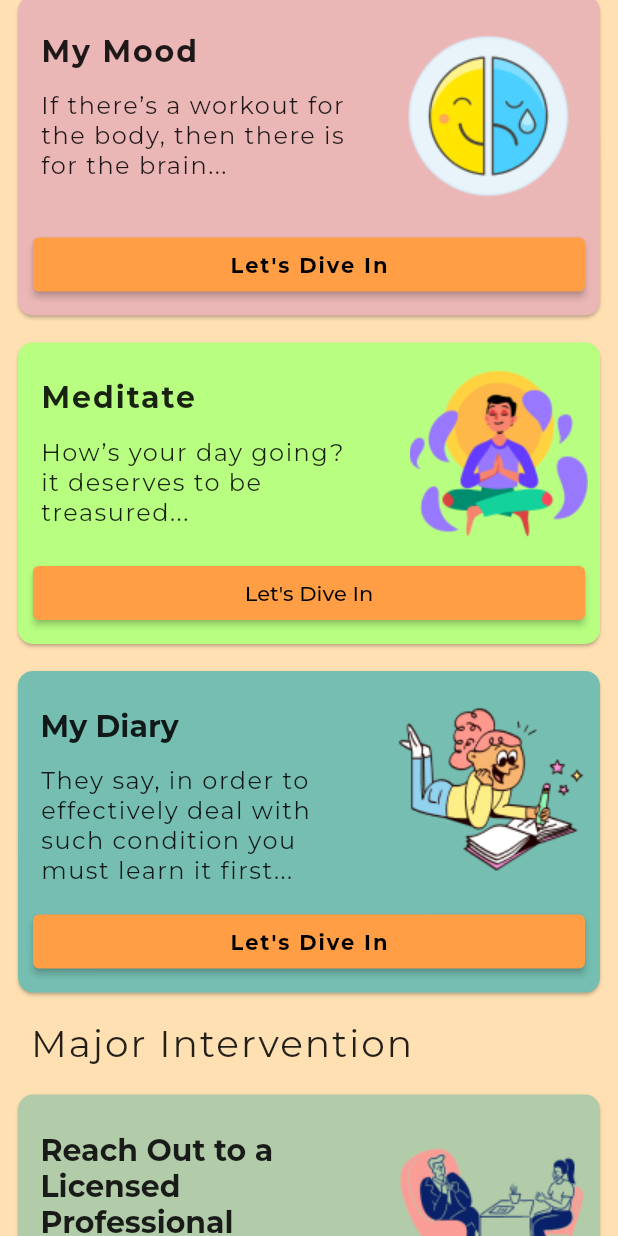
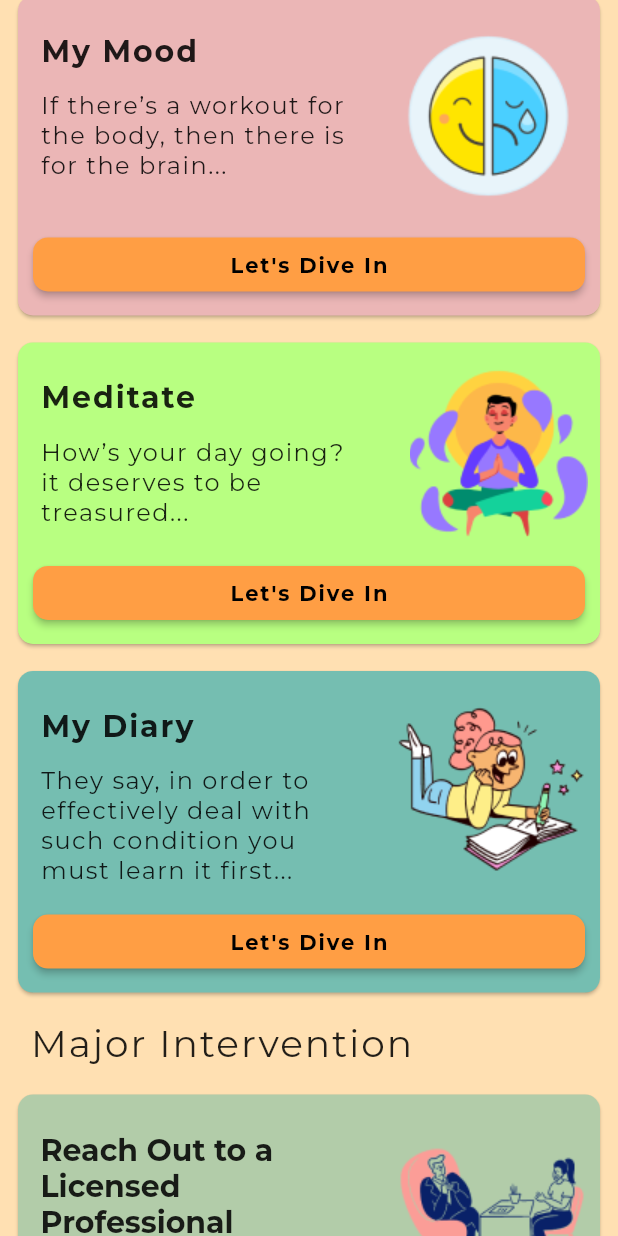
Before and after one commit to peanu77/umatter, a Flutter app: the HomePage screen opened directly, scrolled down 576 dp, on a phone screen of 412 x 824 dp. Run offline on Flutter 3.47's test engine with Material 2 defaults, Android fonts, the phone set to English and light mode, and no system bars; our stand-ins replace cloud_firestore, firebase_auth, firebase_core, flutter_svg, get, google_fonts and 3 more; missing offline and left inert: flutterfire_ui; accounts and stored records are empty.

Commit message:
refactoring code

```diff
--- /dev/null
+++ b/lib/controllers/home_page_controller/constant.dart
@@ -0,0 +1,23 @@
+import 'package:flutter/material.dart';
+import 'package:umatter/models/contants/constants.dart';
+
+const kHomeCardPadding = EdgeInsets.symmetric(horizontal: 8.0, vertical: 5.0);
+const kHomeCardStyle =
+    TextStyle(fontWeight: FontWeight.bold, letterSpacing: 1.3);
+const kHomeTitleStyle =
+    TextStyle(letterSpacing: 1.3, fontSize: 20.0, fontWeight: FontWeight.bold);
+
+const kCardDiscover = Color(0xffFF8181);
+const kCardMyMood = Color(0xffEBB6B6);
+const kCardMeditate = Color(0xffB8FF81);
+const kCardMyDiary = Color(0xff75BEB1);
+const kCardCounsellor = Color(0xffb2cca9);
+
+final kHomeButton = ElevatedButton.styleFrom(
+  shape: RoundedRectangleBorder(
+    borderRadius: BorderRadius.circular(10.0),
+  ),
+  // primary: const Color(0xffFF9E44),
+  primary: kBtnPrimary,
+  onPrimary: Colors.black,
+);
--- a/lib/main.dart
+++ b/lib/main.dart
@@ -44,6 +44,11 @@ class MyApp extends StatelessWidget {
             ),
             backgroundColor: MaterialStateProperty.all<Color>(Colors.blue),
             foregroundColor: MaterialStateProperty.all<Color>(Colors.white),
+            shape: MaterialStateProperty.all(
+              RoundedRectangleBorder(
+                borderRadius: BorderRadius.circular(15.0),
+              ),
+            ),
           ),
         ),
 
--- a/lib/models/contants/constants.dart
+++ b/lib/models/contants/constants.dart
@@ -7,13 +7,10 @@ final kElevatedbtnprimary = ElevatedButton.styleFrom(
 
 const kBtnPrimary = Color(0xffFF9E44);
 
-const kCardDiscover = Color(0xffFF8181);
-const kCardMyMood = Color(0xffEBB6B6);
-const kCardMeditate = Color(0xffB8FF81);
-const kCardMyDiary = Color(0xff75BEB1);
-const kCardCounsellor = Color(0xffb2cca9);
-
-const kTitle =
-    TextStyle(fontSize: 18.0, letterSpacing: 1.0, fontWeight: FontWeight.bold);
+const kTitle = TextStyle(
+  fontSize: 18.0,
+  letterSpacing: 1.0,
+  fontWeight: FontWeight.bold,
+);
 const kDesc = TextStyle(fontSize: 14.0, letterSpacing: 1.0);
 const kBtnFnt = TextStyle(fontWeight: FontWeight.bold, letterSpacing: 1.3);
--- a/lib/views/home_page/home_page.dart
+++ b/lib/views/home_page/home_page.dart
@@ -1,5 +1,6 @@
 import 'package:flutter/material.dart';
 import 'package:get/get.dart';
+import 'package:umatter/controllers/home_page_controller/constant.dart';
 import 'package:umatter/models/contants/constants.dart';
 import 'package:umatter/controllers/home_page_controller/home_page_controller.dart';
 
@@ -101,10 +102,7 @@ class HomePage extends StatelessWidget {
   _buildDiscover(Size _size) => Column(
         children: [
           Padding(
-            padding: const EdgeInsets.symmetric(
-              horizontal: 8.0,
-              vertical: 5.0,
-            ),
+            padding: kHomeCardPadding,
             child: Card(
               color: kCardDiscover,
               shape: RoundedRectangleBorder(
@@ -129,11 +127,7 @@ class HomePage extends StatelessWidget {
                               padding: const EdgeInsets.only(top: 10.0),
                               child: const Text(
                                 "Discover",
-                                style: TextStyle(
-                                  letterSpacing: 1.3,
-                                  fontSize: 20.0,
-                                  fontWeight: FontWeight.bold,
-                                ),
+                                style: kHomeTitleStyle,
                               ),
                             ),
                             const SizedBox(
@@ -141,9 +135,9 @@ class HomePage extends StatelessWidget {
                             ),
                             SizedBox(
                               width: _size.width * 0.5,
-                              child: Text(
+                              child: const Text(
                                 discoverDescript,
-                                style: const TextStyle(
+                                style: TextStyle(
                                     fontSize: 16.0, letterSpacing: 1.0),
                               ),
                             ),
@@ -159,14 +153,11 @@ class HomePage extends StatelessWidget {
                     padding: const EdgeInsets.all(10.0),
                     width: double.infinity,
                     child: ElevatedButton(
-                      style: kElevatedbtnprimary,
+                      style: kHomeButton,
                       onPressed: () => Get.toNamed('/discover'),
                       child: const Text(
                         'Let\'s Dive In',
-                        style: TextStyle(
-                          fontWeight: FontWeight.bold,
-                          letterSpacing: 1.3,
-                        ),
+                        style: kHomeCardStyle,
                       ),
                     ),
                   )
@@ -180,10 +171,7 @@ class HomePage extends StatelessWidget {
   _buildMyMood(Size _size) => Column(
         children: [
           Padding(
-            padding: const EdgeInsets.symmetric(
-              horizontal: 8.0,
-              vertical: 5.0,
-            ),
+            padding: kHomeCardPadding,
             child: Card(
               color: kCardMyMood,
               shape: RoundedRectangleBorder(
@@ -208,11 +196,7 @@ class HomePage extends StatelessWidget {
                               padding: const EdgeInsets.only(top: 10.0),
                               child: const Text(
                                 "My Mood",
-                                style: TextStyle(
-                                  fontSize: 20.0,
-                                  letterSpacing: 1.3,
-                                  fontWeight: FontWeight.bold,
-                                ),
+                                style: kHomeTitleStyle,
                               ),
                             ),
                             const SizedBox(
@@ -238,14 +222,11 @@ class HomePage extends StatelessWidget {
                     padding: const EdgeInsets.all(10.0),
                     width: double.infinity,
                     child: ElevatedButton(
-                      style: kElevatedbtnprimary,
+                      style: kHomeButton,
                       onPressed: () => Get.toNamed('/my_mood'),
                       child: const Text(
                         'Let\'s Dive In',
-                        style: TextStyle(
-                          fontWeight: FontWeight.bold,
-                          letterSpacing: 1.3,
-                        ),
+                        style: kHomeCardStyle,
                       ),
                     ),
                   )
@@ -259,14 +240,12 @@ class HomePage extends StatelessWidget {
   _buildMeditate(Size _size) => Column(
         children: [
           Padding(
-            padding: const EdgeInsets.symmetric(
-              horizontal: 8.0,
-              vertical: 5.0,
-            ),
+            padding: kHomeCardPadding,
             child: Card(
               color: kCardMeditate,
               shape: RoundedRectangleBorder(
-                  borderRadius: BorderRadius.circular(10.0)),
+                borderRadius: BorderRadius.circular(10.0),
+              ),
               child: Column(
                 children: [
                   Padding(
@@ -286,10 +265,7 @@ class HomePage extends StatelessWidget {
                               padding: const EdgeInsets.only(top: 10.0),
                               child: const Text(
                                 "Meditate",
-                                style: TextStyle(
-                                    fontSize: 20.0,
-                                    fontWeight: FontWeight.bold,
-                                    letterSpacing: 1.3),
+                                style: kHomeTitleStyle,
                               ),
                             ),
                             const SizedBox(
@@ -297,9 +273,9 @@ class HomePage extends StatelessWidget {
                             ),
                             SizedBox(
                               width: _size.width * 0.5,
-                              child: Text(
+                              child: const Text(
                                 myMeditateDescript,
-                                style: const TextStyle(
+                                style: TextStyle(
                                   fontSize: 16.0,
                                   letterSpacing: 1.0,
                                 ),
@@ -317,9 +293,12 @@ class HomePage extends StatelessWidget {
                     padding: const EdgeInsets.all(10.0),
                     width: double.infinity,
                     child: ElevatedButton(
-                      style: kElevatedbtnprimary,
+                      style: kHomeButton,
                       onPressed: () => Get.toNamed('/meditate'),
-                      child: const Text('Let\'s Dive In'),
+                      child: const Text(
+                        'Let\'s Dive In',
+                        style: kHomeCardStyle,
+                      ),
                     ),
                   )
                 ],
@@ -332,10 +311,7 @@ class HomePage extends StatelessWidget {
   _buildMyDiary(Size _size) => Column(
         children: [
           Padding(
-            padding: const EdgeInsets.symmetric(
-              horizontal: 8.0,
-              vertical: 5.0,
-            ),
+            padding: kHomeCardPadding,
             child: Card(
               color: kCardMyDiary,
               shape: RoundedRectangleBorder(
@@ -359,10 +335,7 @@ class HomePage extends StatelessWidget {
                               padding: const EdgeInsets.only(top: 10.0),
                               child: const Text(
                                 "My Diary",
-                                style: TextStyle(
-                                  fontSize: 20.0,
-                                  fontWeight: FontWeight.bold,
-                                ),
+                                style: kHomeTitleStyle,
                               ),
                             ),
                             const SizedBox(
@@ -371,9 +344,9 @@ class HomePage extends StatelessWidget {
                             SizedBox(
                               width: _size.width * 0.5,
                               height: _size.height * 0.1,
-                              child: Text(
+                              child: const Text(
                                 discoverDescript,
-                                style: const TextStyle(
+                                style: TextStyle(
                                     fontSize: 16.0, letterSpacing: 1.0),
                               ),
                             ),
@@ -389,12 +362,11 @@ class HomePage extends StatelessWidget {
                     padding: const EdgeInsets.all(10.0),
                     width: double.infinity,
                     child: ElevatedButton(
-                      style: kElevatedbtnprimary,
+                      style: kHomeButton,
                       onPressed: () => Get.toNamed('/my_diary'),
                       child: const Text(
                         'Let\'s Dive In',
-                        style: TextStyle(
-                            letterSpacing: 1.3, fontWeight: FontWeight.bold),
+                        style: kHomeCardStyle,
                       ),
                     ),
                   ),
@@ -408,10 +380,7 @@ class HomePage extends StatelessWidget {
   _buildProfessionalIntervention(Size _size) => Column(
         children: [
           Padding(
-            padding: const EdgeInsets.symmetric(
-              horizontal: 8.0,
-              vertical: 5.0,
-            ),
+            padding: kHomeCardPadding,
             child: Card(
               color: kCardCounsellor,
               shape: RoundedRectangleBorder(
@@ -449,9 +418,9 @@ class HomePage extends StatelessWidget {
                             ),
                             SizedBox(
                               width: _size.width * 0.5,
-                              child: Text(
+                              child: const Text(
                                 counsellorDescript,
-                                style: const TextStyle(
+                                style: TextStyle(
                                   fontSize: 16.0,
                                   letterSpacing: 0.5,
                                 ),
@@ -469,14 +438,11 @@ class HomePage extends StatelessWidget {
                     padding: const EdgeInsets.all(10.0),
                     width: double.infinity,
                     child: ElevatedButton(
-                      style: kElevatedbtnprimary,
+                      style: kHomeButton,
                       onPressed: () => Get.toNamed('/counselor'),
                       child: const Text(
                         'Let\'s Dive In',
-                        style: TextStyle(
-                          fontWeight: FontWeight.bold,
-                          letterSpacing: 1.3,
-                        ),
+                        style: kHomeCardStyle,
                       ),
                     ),
                   )
--- a/lib/views/home_page/professionals/external_directories.dart
+++ b/lib/views/home_page/professionals/external_directories.dart
@@ -232,8 +232,9 @@ class _ExternalDirectoriesPageState extends State<ExternalDirectoriesPage> {
                   style: kBtnFnt,
                 ),
                 SvgPicture.asset(
-                  'assets/icons/json/fb.svg',
+                  'assets/icons/fb.svg',
                   height: 40.0,
+                  color: Colors.white,
                 ),
               ],
             ),
@@ -265,8 +266,9 @@ class _ExternalDirectoriesPageState extends State<ExternalDirectoriesPage> {
                   style: kBtnFnt,
                 ),
                 SvgPicture.asset(
-                  'assets/icons/json/twitter.svg',
+                  'assets/icons/twitter.svg',
                   height: 40.0,
+                  color: Colors.white,
                 ),
               ],
             ),
--- a/lib/views/home_page/professionals/professionals_page.dart
+++ b/lib/views/home_page/professionals/professionals_page.dart
@@ -42,7 +42,7 @@ class _ProfessionalDirectoriesPage extends State<ProfessionalDirectoriesPage> {
                 width: double.infinity,
                 child: FittedBox(
                   fit: BoxFit.fill,
-                  child: Lottie.asset('assets/json/talk.json'),
+                  child: Lottie.asset('assets/icons/json/talk.json'),
                 ),
               ),
               _buildCampusProfessional(_size),
```
Also changed, not shown: lib/controllers/home_page_controller/home_page_controller.dart (line endings or trailing spaces).
